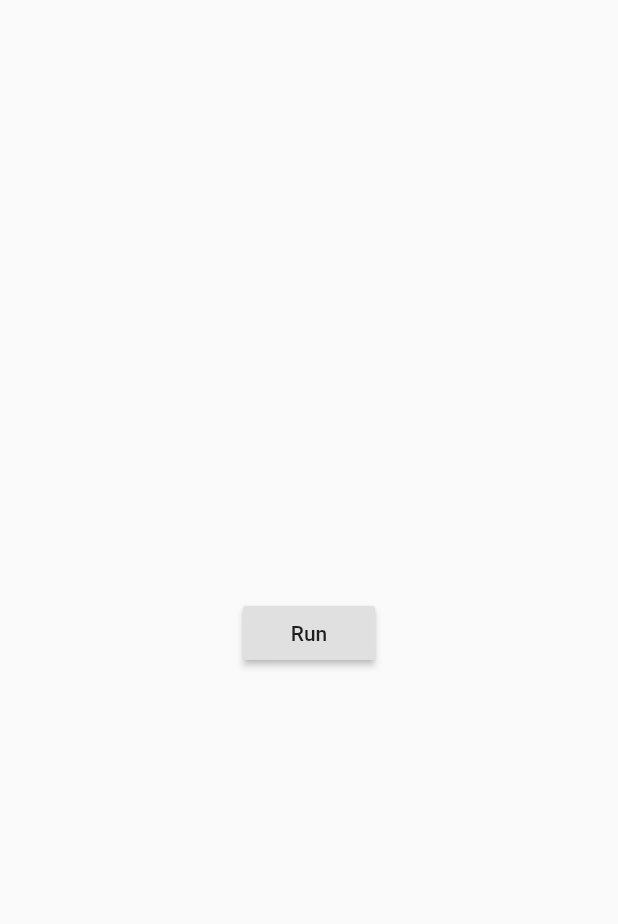
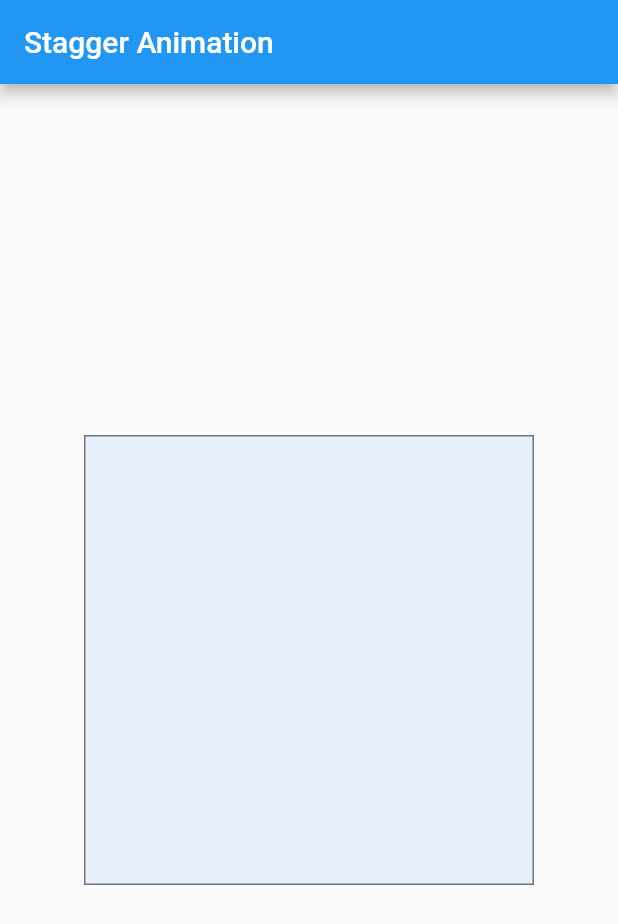
Before and after one commit to SediqeZangane/flutter_exercise, a Flutter app: the screen it shows after launch, on a phone screen of 412 x 824 dp. Shown: the top 924 px of the screen. Run offline on Flutter 3.47's test engine with Material 2 defaults, Android fonts, the phone set to English and light mode, and no system bars; our stand-ins replace font_awesome_flutter, rxdart.

Commit message:
rocket35-Done

```diff
--- a/lib/main.dart
+++ b/lib/main.dart
@@ -5,6 +5,7 @@ import 'package:flutter_exercise/bloc_soul.dart';
 import 'package:flutter_exercise/rocke34-whatsAppHomeWithAnimation.dart';
 import 'package:flutter_exercise/rocket18_ShoppingCart.dart';
 import 'package:flutter_exercise/rocket20_instaApp.dart';
+import 'package:flutter_exercise/roocket35_stagger_animation.dart';
 import 'package:flutter_exercise/useStreamBuilder.dart';
 import 'package:flutter_exercise/rocket27-whatsApp.dart';
 import 'StatefulBuilder.dart';
@@ -20,7 +21,7 @@ class MyApp extends StatelessWidget {
   Widget build(BuildContext context) {
     return MaterialApp(
       debugShowCheckedModeBanner: false,
-      home: WhatsAppHome(),
+      home: AnimatinDemo(),
     );
   }
 }
--- /dev/null
+++ b/lib/roocket35_stagger_animation.dart
@@ -0,0 +1,125 @@
+import 'package:flutter/cupertino.dart';
+import 'package:flutter/material.dart';
+
+class AnimatinDemo extends StatefulWidget {
+  @override
+  _AnimatinDemoState createState() => _AnimatinDemoState();
+}
+
+class _AnimatinDemoState extends State<AnimatinDemo>
+    with SingleTickerProviderStateMixin {
+  AnimationController _animationController;
+
+  @override
+  void initState() {
+    super.initState();
+    _animationController = AnimationController(
+        vsync: this, duration: Duration(milliseconds: 2000));
+  }
+
+  @override
+  void dispose() {
+    _animationController.dispose();
+    super.dispose();
+  }
+
+  _playAnimation() async {
+    try {
+      await _animationController.forward();
+      await _animationController.reverse();
+
+    } on TickerCanceled {}
+  }
+
+  @override
+  Widget build(BuildContext context) {
+    return Scaffold(
+      appBar: AppBar(
+        title: Text('Stagger Animation '),
+      ),
+      body: GestureDetector(
+        onTap: () {
+          _playAnimation();
+        },
+        child: Center(
+          child: Container(
+            height: 300,
+            width: 300,
+            decoration: BoxDecoration(
+              color: Colors.blueAccent.withOpacity(0.1),
+              border: Border.all(
+                color: Colors.black.withOpacity(0.5),
+              ),
+            ),
+            child: StaggerAnimation(controller: _animationController.view),
+          ),
+        ),
+      ),
+    );
+  }
+}
+
+class StaggerAnimation extends StatelessWidget {
+  final Animation<double> controller;
+  final Animation<double> opacity;
+  final Animation<double> width;
+  final Animation<double> height;
+  final Animation<EdgeInsets> padding;
+  final Animation<BorderRadius> borderRadius;
+  final Animation<Color> color;
+
+  StaggerAnimation({this.controller})
+      : opacity = Tween<double>(begin: 0.0, end: 1.0).animate(
+            new CurvedAnimation(
+                parent: controller,
+                curve: new Interval(0.0, 0.100, curve: Curves.ease))),
+        width = Tween<double>(begin: 50.0, end: 150.0).animate(
+            new CurvedAnimation(
+                parent: controller,
+                curve: new Interval(0.125, 0.250, curve: Curves.ease))),
+        height = Tween<double>(begin: 50.0, end: 150.0).animate(
+            new CurvedAnimation(
+                parent: controller,
+                curve: new Interval(0.250, 0.375, curve: Curves.ease))),
+        padding = EdgeInsetsTween(
+                begin: const EdgeInsets.only(bottom: 16),
+                end: const EdgeInsets.only(bottom: 75))
+            .animate(new CurvedAnimation(
+                parent: controller,
+                curve: new Interval(0.250, 0.375, curve: Curves.ease))),
+        borderRadius = BorderRadiusTween(
+                begin: BorderRadius.circular(4), end: BorderRadius.circular(75))
+            .animate(new CurvedAnimation(
+                parent: controller,
+                curve: new Interval(0.375, 0.500, curve: Curves.ease))),
+        color = ColorTween(begin: Colors.indigo[100], end: Colors.orange[400])
+            .animate(new CurvedAnimation(
+                parent: controller,
+                curve: new Interval(0.500, 0.750, curve: Curves.ease)));
+
+  @override
+  Widget build(BuildContext context) {
+    return AnimatedBuilder(
+      animation: controller,
+      builder: buildAnimation,
+    );
+  }
+
+  Widget buildAnimation(BuildContext context, Widget child) {
+    return Container(
+      padding: padding.value,
+      alignment: Alignment.bottomCenter,
+      child: Opacity(
+        opacity: opacity.value,
+        child: Container(
+          width: width.value,
+          height: height.value,
+          decoration: BoxDecoration(
+              color: color.value,
+              border: Border.all(color: Colors.indigo[300], width: 3),
+              borderRadius: borderRadius.value),
+        ),
+      ),
+    );
+  }
+}
```
